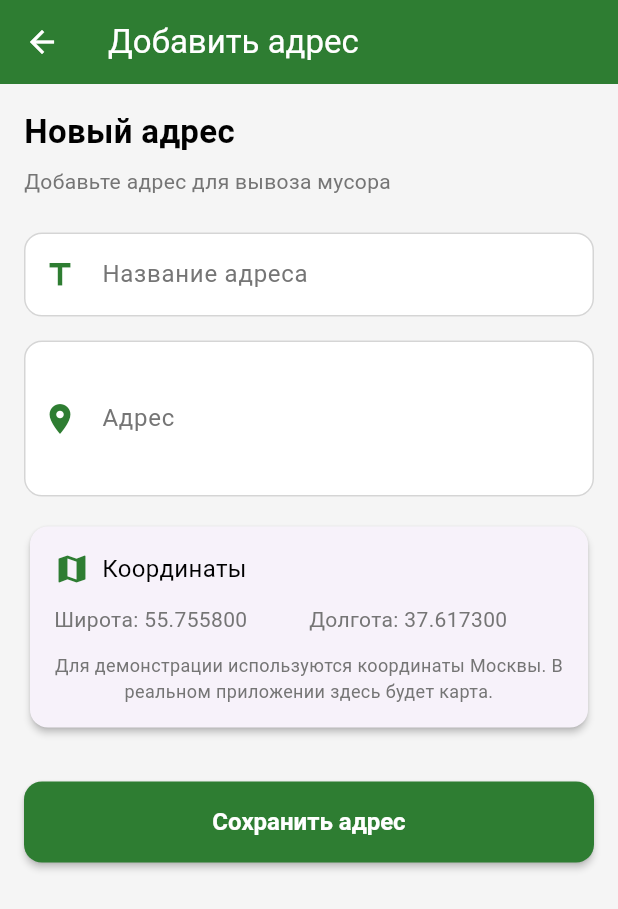
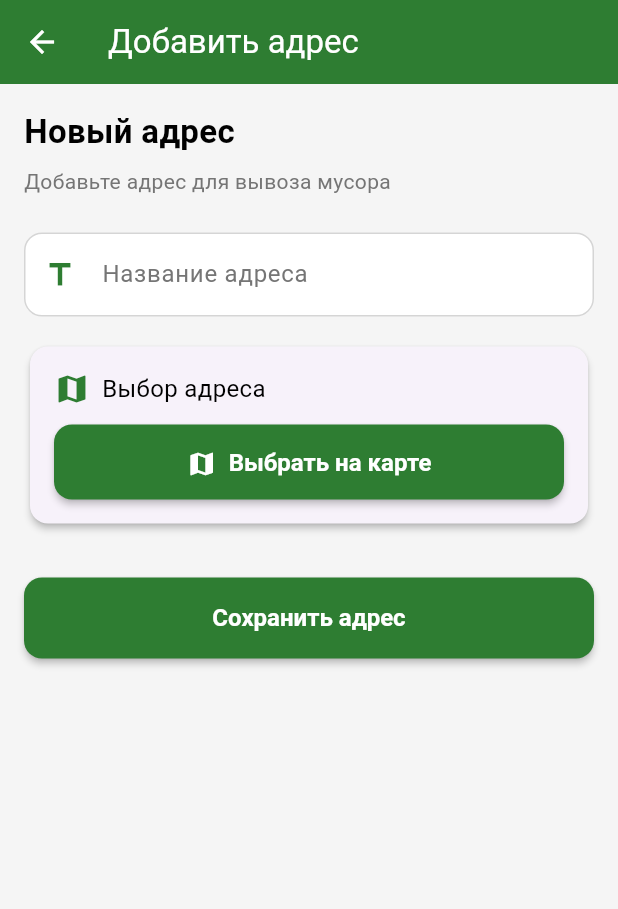
Before and after one commit to modeAomine/dart, a Flutter app: the AddAddressScreen screen opened directly with empty values, on a phone screen of 412 x 824 dp. Shown: the top 909 px of the screen. Run offline on Flutter 3.47's test engine with Material 3 defaults, Android fonts, the phone set to English and light mode, and no system bars; missing offline and left inert: postgres, yandex_mapkit; accounts and stored records are empty.

Commit message:
upd 14.10

```diff
--- /dev/null
+++ b/devtools_options.yaml
@@ -0,0 +1,3 @@
+description: This file stores settings for Dart & Flutter DevTools.
+documentation: https://docs.flutter.dev/tools/devtools/extensions#configure-extension-enablement-states
+extensions:
--- a/lib/main.dart
+++ b/lib/main.dart
@@ -13,7 +13,7 @@ import 'theme/colors.dart';
 void main() async {
   WidgetsFlutterBinding.ensureInitialized();
 
-  try {
+
     await DatabaseService.initialize();
 
     runApp(
@@ -26,10 +26,6 @@ void main() async {
         child: MyApp(),
       ),
     );
-  } catch (e) {
-    print('Ошибка инициализации приложения: $e');
-    runApp(ErrorApp(error: e.toString()));
-  }
 }
 
 class MyApp extends StatelessWidget {
--- a/lib/screens/main_menu.dart
+++ b/lib/screens/main_menu.dart
@@ -13,7 +13,7 @@ class MainMenu extends StatelessWidget {
       body: Column(
         children: [
           _buildHeader(),
-          Expanded(
+          Expanded( // ДОБАВЬ Expanded здесь
             child: _buildMenuContent(context),
           ),
         ],
@@ -62,7 +62,7 @@ class MainMenu extends StatelessWidget {
   }
 
   Widget _buildMenuContent(BuildContext context) {
-    return Padding(
+    return SingleChildScrollView( // ИЗМЕНИ на SingleChildScrollView
       padding: EdgeInsets.all(24),
       child: Column(
         crossAxisAlignment: CrossAxisAlignment.stretch,
@@ -103,7 +103,7 @@ class MainMenu extends StatelessWidget {
             subtitle: 'Информация и инструкции',
             onTap: () {},
           ),
-          Spacer(),
+          SizedBox(height: 32), // УВЕЛИЧЬ отступ
           ElevatedButton(
             style: AppButtonStyles.secondaryButton,
             onPressed: () {
--- a/lib/screens/profile/add_address_screen.dart
+++ b/lib/screens/profile/add_address_screen.dart
@@ -6,6 +6,7 @@ import '../../theme/colors.dart';
 import '../../theme/text_styles.dart';
 import '../../theme/button_styles.dart';
 import '../../theme/input_styles.dart';
+import 'yandex_map_address_screen.dart';
 
 class AddAddressScreen extends StatefulWidget {
   final String userId;
@@ -19,10 +20,11 @@ class AddAddressScreen extends StatefulWidget {
 class _AddAddressScreenState extends State<AddAddressScreen> {
   final _formKey = GlobalKey<FormState>();
   final _titleController = TextEditingController();
-  final _addressController = TextEditingController();
 
-  double _latitude = 55.7558;
-  double _longitude = 37.6173;
+  double _latitude = 0.0;
+  double _longitude = 0.0;
+  String _addressText = '';
+  bool _hasLocation = false;
 
   @override
   Widget build(BuildContext context) {
@@ -65,22 +67,6 @@ class _AddAddressScreenState extends State<AddAddressScreen> {
                 },
               ),
               SizedBox(height: 16),
-              TextFormField(
-                controller: _addressController,
-                decoration: AppInputStyles.textField(
-                  labelText: 'Адрес',
-                  hintText: 'Введите полный адрес',
-                  prefixIcon: Icon(Icons.location_on, color: AppColors.primary),
-                ),
-                maxLines: 3,
-                validator: (value) {
-                  if (value == null || value.isEmpty) {
-                    return 'Введите адрес';
-                  }
-                  return null;
-                },
-              ),
-              SizedBox(height: 16),
               Card(
                 elevation: 2,
                 shape: RoundedRectangleBorder(borderRadius: BorderRadius.circular(12)),
@@ -93,31 +79,66 @@ class _AddAddressScreenState extends State<AddAddressScreen> {
                         children: [
                           Icon(Icons.map, color: AppColors.primary),
                           SizedBox(width: 8),
-                          Text('Координаты', style: AppTextStyles.bodyLarge),
+                          Text('Выбор адреса', style: AppTextStyles.bodyLarge),
                         ],
                       ),
                       SizedBox(height: 12),
+                      if (!_hasLocation)
+                        SizedBox(
+                          width: double.infinity,
+                          height: 50,
+                          child: ElevatedButton(
+                            style: AppButtonStyles.primaryButton,
+                            onPressed: _selectAddressOnMap,
+                            child: Row(
+                              mainAxisSize: MainAxisSize.min,
+                              children: [
+                                Icon(Icons.map, size: 20),
+                                SizedBox(width: 8),
+                                Text('Выбрать на карте'),
+                              ],
+                            ),
+                          ),
+                        )
+                      else
+                        Column(
+                          crossAxisAlignment: CrossAxisAlignment.start,
+                          children: [
+                            Text(
+                              'Выбранный адрес:',
+                              style: AppTextStyles.bodyMedium.copyWith(fontWeight: FontWeight.w600),
+                            ),
+                            SizedBox(height: 8),
+                            Text(
+                              _addressText,
+                              style: AppTextStyles.bodyMedium,
+                            ),
+                            SizedBox(height: 8),
                             Row(
                               children: [
                                 Expanded(
                                   child: Text(
                                     'Широта: ${_latitude.toStringAsFixed(6)}',
-                              style: AppTextStyles.bodyMedium,
+                                    style: AppTextStyles.bodySmall,
                                   ),
                                 ),
                                 Expanded(
                                   child: Text(
                                     'Долгота: ${_longitude.toStringAsFixed(6)}',
-                              style: AppTextStyles.bodyMedium,
+                                    style: AppTextStyles.bodySmall,
                                   ),
                                 ),
                               ],
                             ),
                             SizedBox(height: 12),
-                      Text(
-                        'Для демонстрации используются координаты Москвы. В реальном приложении здесь будет карта.',
-                        style: AppTextStyles.bodySmall.copyWith(color: AppColors.secondary),
-                        textAlign: TextAlign.center,
+                            SizedBox(
+                              width: double.infinity,
+                              child: OutlinedButton(
+                                onPressed: _selectAddressOnMap,
+                                child: Text('Изменить адрес'),
+                              ),
+                            ),
+                          ],
                         ),
                     ],
                   ),
@@ -140,8 +161,33 @@ class _AddAddressScreenState extends State<AddAddressScreen> {
     );
   }
 
+  void _selectAddressOnMap() async {
+    await Navigator.push(
+      context,
+      MaterialPageRoute(
+        builder: (context) => YandexMapAddressScreen(
+          onAddressSelected: (lat, lng, address) {
+            setState(() {
+              _latitude = lat;
+              _longitude = lng;
+              _addressText = address;
+              _hasLocation = true;
+            });
+          },
+        ),
+      ),
+    );
+  }
+
   void _saveAddress() async {
     if (_formKey.currentState!.validate()) {
+      if (!_hasLocation) {
+        ScaffoldMessenger.of(context).showSnackBar(
+          SnackBar(content: Text('Пожалуйста, выберите адрес на карте')),
+        );
+        return;
+      }
+
       final addressService = Provider.of<AddressService>(context, listen: false);
 
       final tempId = 'temp_${DateTime.now().millisecondsSinceEpoch}';
@@ -152,7 +198,7 @@ class _AddAddressScreenState extends State<AddAddressScreen> {
         title: _titleController.text,
         latitude: _latitude,
         longitude: _longitude,
-        addressText: _addressController.text,
+        addressText: _addressText,
         createdAt: DateTime.now(),
       );
 
@@ -174,7 +220,6 @@ class _AddAddressScreenState extends State<AddAddressScreen> {
   @override
   void dispose() {
     _titleController.dispose();
-    _addressController.dispose();
     super.dispose();
   }
 }
--- a/lib/utils/phone_formatter.dart
+++ b/lib/utils/phone_formatter.dart
@@ -28,7 +28,6 @@ class PhoneFormatter {
   }
 
   static String cleanPhone(String formattedPhone) {
-    // Удаляем все нецифровые символы и приводим к формату 79XXXXXXXXX
     String digits = formattedPhone.replaceAll(RegExp(r'[^\d]'), '');
 
     if (digits.startsWith('7') || digits.startsWith('8')) {
--- a/pubspec.yaml
+++ b/pubspec.yaml
@@ -16,8 +16,8 @@ dependencies:
   intl: ^0.18.1
   http: ^1.1.0
   postgres: ^2.4.0
-  yandex_mapkit: ^4.3.0
-
+  yandex_mapkit: ^4.2.1
+  geolocator: ^9.0.2
 
 dev_dependencies:
   flutter_test:
@@ -26,3 +26,5 @@ dev_dependencies:
 
 flutter:
   uses-material-design: true
+  assets:
+    - assets/location_pin.png
```
Also changed, not shown: lib/screens/profile/yandex_map_address_screen.dart (added, +338 -0 lines), lib/services/yandex_geocoder_service.dart (added, +58 -0 lines), assets/location_pin.png (added), 15 other files. Lines whose indentation alone changed are shown as unchanged.
